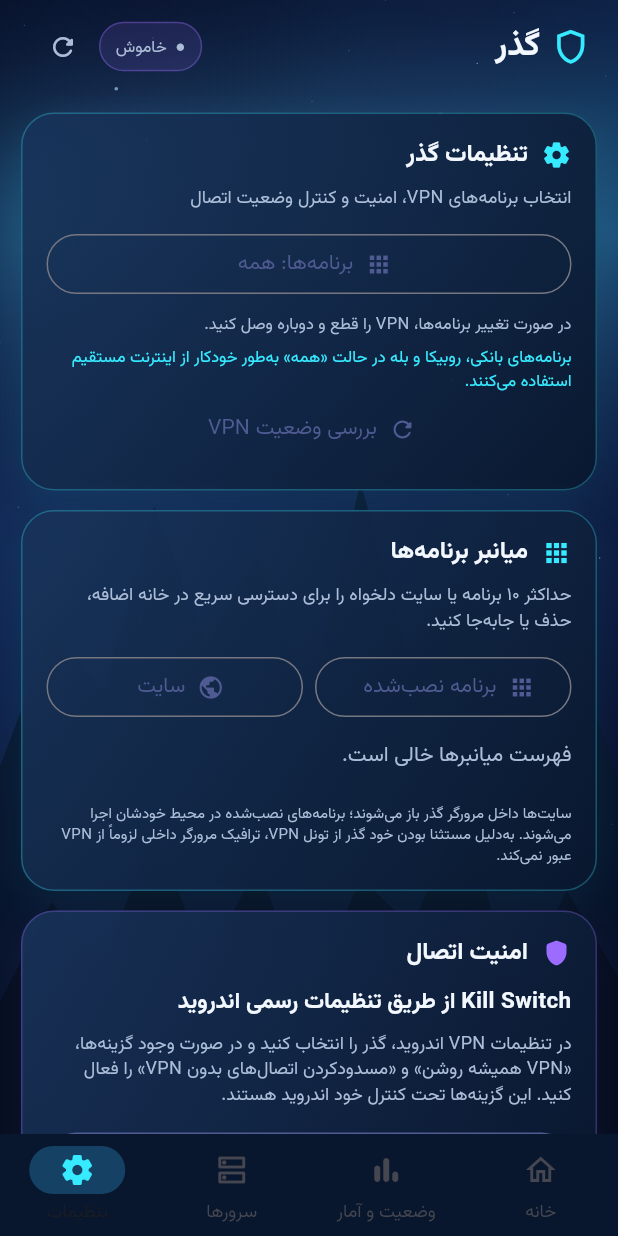
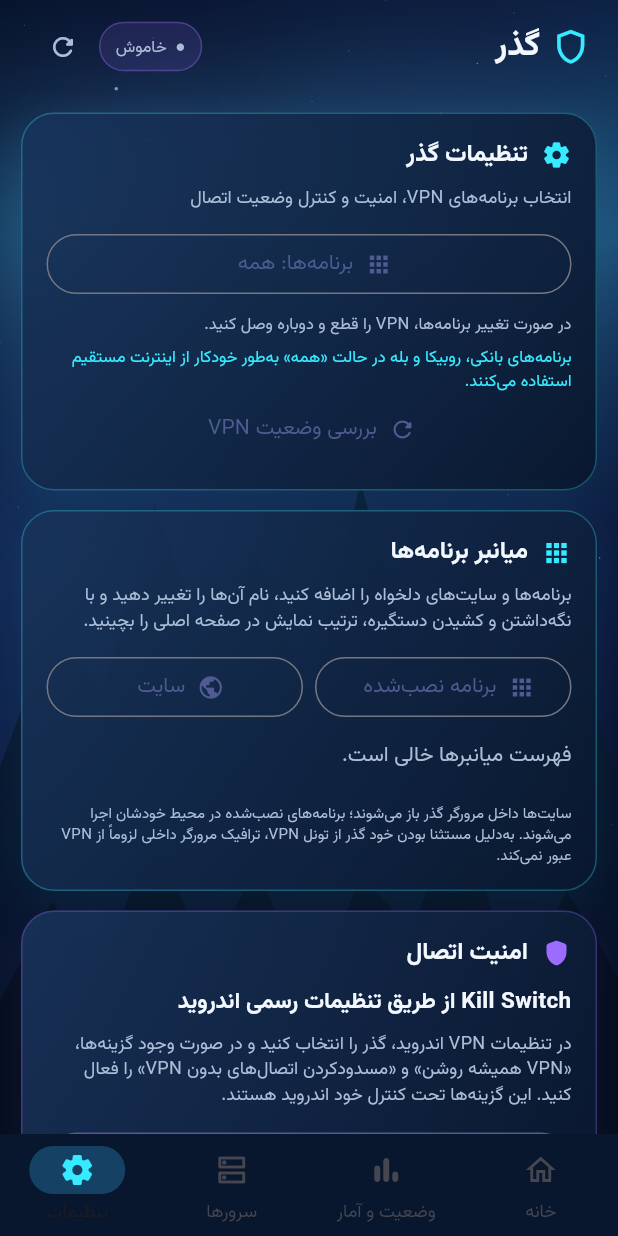
Before and after one commit to ahbe0911-cmd/TelegramNews, a Flutter app: the GozarHome screen opened directly with empty values, item 4 of the bottom bar chosen, on a phone screen of 412 x 824 dp. Run offline on Flutter 3.47's test engine with Material 3 defaults, Android fonts, the phone set to English and light mode, and no system bars; our stand-ins replace firebase_core, firebase_messaging, flutter_local_notifications, flutter_riverpod, flutter_secure_storage, flutter_widget_from_html_core and 6 more; missing offline and left inert: pdfx, tdlib; accounts and stored records are empty.

Commit message:
ui(gozar): drag reorder and rename shortcuts in settings with compact home layout

```diff
--- a/lib/gozar_main.dart
+++ b/lib/gozar_main.dart
@@ -1149,8 +1149,8 @@ class _GozarHomeState extends State<GozarHome> with WidgetsBindingObserver {
       _eyebrow(Icons.apps_rounded, 'میانبر برنامه‌ها'),
       const SizedBox(height: 8),
       const Text(
-        'حداکثر ۱۰ برنامه یا سایت دلخواه را برای دسترسی سریع '
-        'در خانه اضافه، حذف یا جابه‌جا کنید.',
+        'برنامه‌ها و سایت‌های دلخواه را اضافه کنید، نام آن‌ها را تغییر دهید '
+        'و با نگه‌داشتن و کشیدن دستگیره، ترتیب نمایش در صفحه اصلی را بچینید.',
         style: TextStyle(color: GozarPalette.muted, fontSize: 12),
       ),
       const SizedBox(height: 12),
@@ -1175,45 +1175,55 @@ class _GozarHomeState extends State<GozarHome> with WidgetsBindingObserver {
         const Padding(padding: EdgeInsets.symmetric(vertical: 12),
           child: Text('فهرست میانبرها خالی است.',
             style: TextStyle(color: GozarPalette.muted))),
-      for (var i = 0; i < shortcuts.length; i++)
-        ListTile(
-          key: ValueKey('gozar-manage-shortcut-' + shortcuts[i].key),
+      if (shortcuts.isNotEmpty) ...[
+        const SizedBox(height: 10),
+        ReorderableListView.builder(
+          key: const ValueKey('gozar-reorder-shortcuts'),
+          shrinkWrap: true,
+          physics: const NeverScrollableScrollPhysics(),
+          buildDefaultDragHandles: false,
+          itemCount: shortcuts.length,
+          onReorder: (oldIndex, newIndex) => _saveShortcuts(
+            GozarShortcutStore.reordered(shortcuts, oldIndex, newIndex)),
+          itemBuilder: (context, index) {
+            final shortcut = shortcuts[index];
+            return ListTile(
+              key: ValueKey('gozar-manage-shortcut-' + shortcut.key),
               dense: true,
               contentPadding: EdgeInsets.zero,
-          leading: GozarShortcutIcon(shortcut: shortcuts[i], size: 36),
-          title: Text(shortcuts[i].title, maxLines: 1,
+              leading: GozarShortcutIcon(shortcut: shortcut, size: 34),
+              title: Text(shortcut.title, maxLines: 1,
                   overflow: TextOverflow.ellipsis),
-          subtitle: Text(shortcuts[i].kind == 'web' ? 'سایت' : 'برنامه اندروید',
-            style: const TextStyle(color: GozarPalette.muted, fontSize: 11)),
+              subtitle: Text(shortcut.kind == 'web'
+                  ? 'سایت' : 'برنامه اندروید',
+                  style: const TextStyle(
+                    color: GozarPalette.muted, fontSize: 10)),
               trailing: Row(mainAxisSize: MainAxisSize.min, children: [
                 IconButton(
-              tooltip: 'انتقال به بالا',
-              onPressed: i == 0 ? null : () {
-                final updated = List<GozarShortcut>.from(shortcuts);
-                final element = updated.removeAt(i);
-                updated.insert(i - 1, element);
-                _saveShortcuts(updated);
-              },
-              icon: const Icon(Icons.arrow_upward_rounded, size: 19)),
-            IconButton(
-              tooltip: 'انتقال به پایین',
-              onPressed: i == shortcuts.length - 1 ? null : () {
-                final updated = List<GozarShortcut>.from(shortcuts);
-                final element = updated.removeAt(i);
-                updated.insert(i + 1, element);
-                _saveShortcuts(updated);
-              },
-              icon: const Icon(Icons.arrow_downward_rounded, size: 19)),
+                  key: ValueKey('gozar-rename-' + shortcut.key),
+                  tooltip: 'ویرایش نام میانبر',
+                  onPressed: () => _renameShortcut(shortcut),
+                  icon: const Icon(Icons.edit_outlined,
+                    color: GozarPalette.cyan, size: 19)),
                 IconButton(
                   tooltip: 'حذف میانبر',
                   onPressed: () => _saveShortcuts([
-                for (var n = 0; n < shortcuts.length; n++)
-                  if (n != i) shortcuts[n],
+                    for (final item in shortcuts)
+                      if (item.key != shortcut.key) item,
                   ]),
                   icon: const Icon(Icons.delete_outline_rounded,
-                  color: GozarPalette.red, size: 20)),
-          ]),
-        ),
+                      color: GozarPalette.red, size: 19)),
+                ReorderableDragStartListener(
+                  index: index,
+                  child: const SizedBox(width: 38, height: 48,
+                    child: Center(child: Icon(Icons.drag_handle_rounded,
+                        color: GozarPalette.muted, size: 23))),
+                ),
+              ]),
+            );
+          },
+        ),
+      ],
       const SizedBox(height: 9),
       const Text(
         'سایت‌ها داخل مرورگر گذر باز می‌شوند؛ برنامه‌های نصب‌شده '
```
Lines whose indentation alone changed are shown as unchanged.
